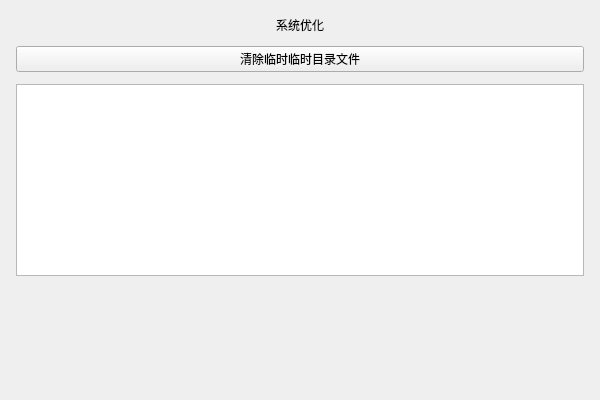
Old version of the form sysopt.ui in the repository alantop0720/alantop_config.
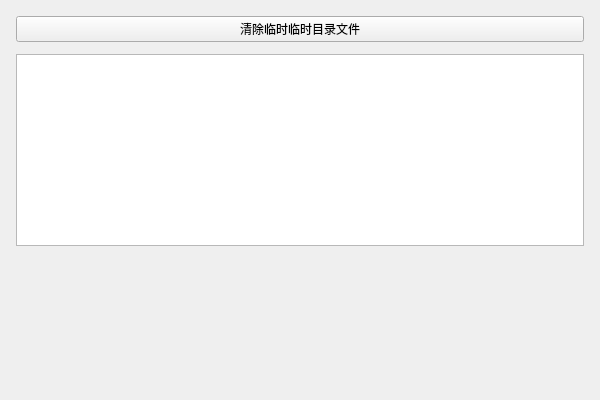
New version of the form.

Commit message:
refactor: 移除冗余的setPageLabel方法并简化页面标题设置
1.  从多个头文件中删除setPageLabel成员函数声明
2.  移除对应cpp文件中的setPageLabel实现和字体设置代码
3.  从sysopt.ui和uv.ui中移除已废弃的pageLabel控件
4.  重构pnpm.ui，替换原有标题控件为功能输入控件

Diff of the .ui file:
```diff
--- a/sysopt.ui
+++ b/sysopt.ui
@@ -29,16 +29,6 @@
    <property name="bottomMargin">
     <number>16</number>
    </property>
-   <item>
-    <widget class="QLabel" name="pageLabel">
-     <property name="text">
-      <string>系统优化</string>
-     </property>
-     <property name="alignment">
-      <set>Qt::AlignCenter</set>
-     </property>
-    </widget>
-   </item>
    <item>
     <widget class="QPushButton" name="pushButton_del_temp">
      <property name="text">
```
The commit also changes 10 other files.
